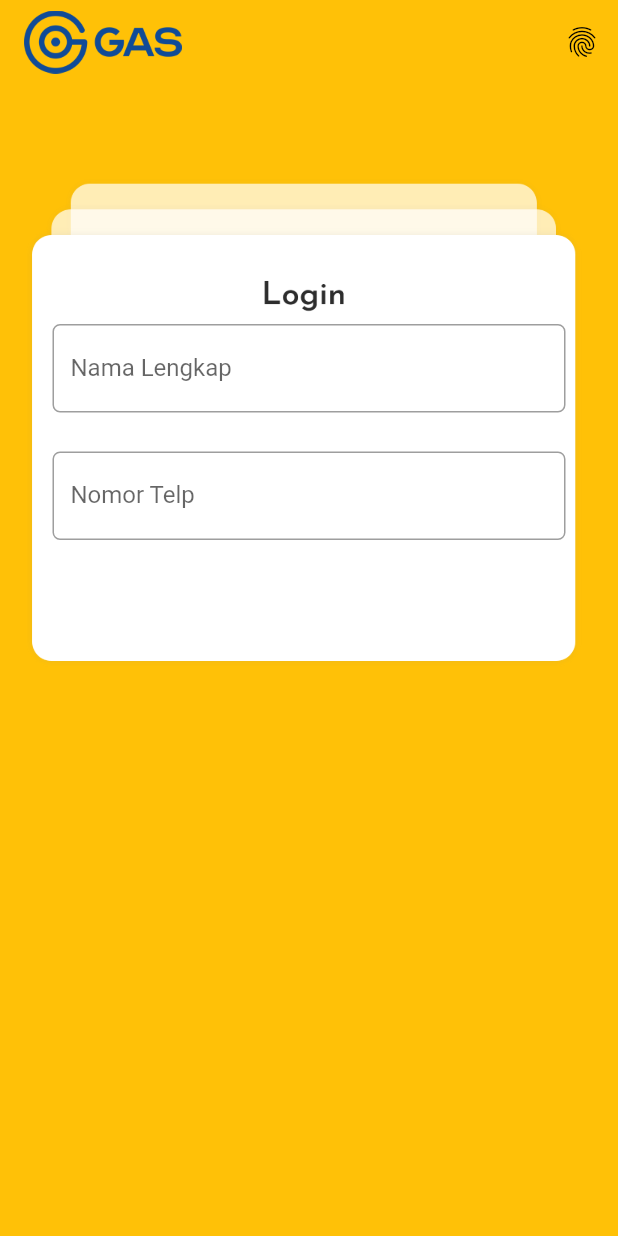
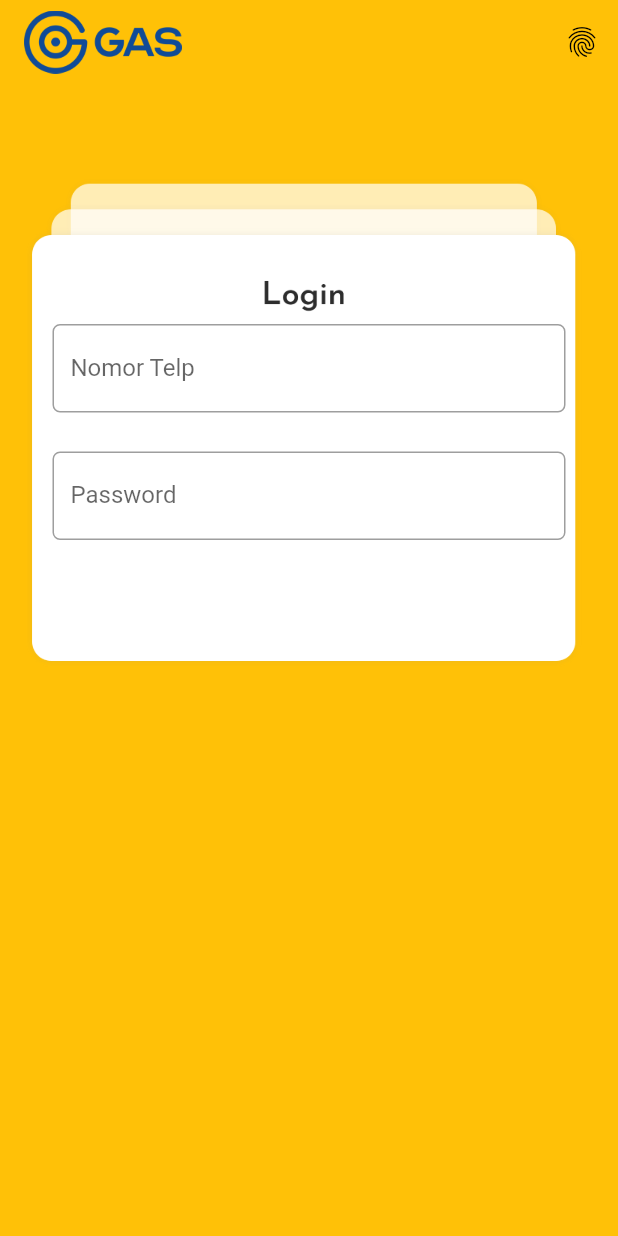
Before and after one commit to 154-5WH/flutter-magang-2, a Flutter app: the screen it shows after launch, on a phone screen of 412 x 824 dp. Run offline on Flutter 3.47's test engine with Material 2 defaults, Android fonts, the phone set to English and light mode, and no system bars; our stand-ins replace progress_state_button.

Commit message:
update textformfield

```diff
--- a/lib/main.dart
+++ b/lib/main.dart
@@ -12,6 +12,22 @@ class MyApp extends StatelessWidget {
   @override
   Widget build(BuildContext context) {
     return MaterialApp(
+        theme: ThemeData(
+            primarySwatch: const MaterialColor(
+          (0xFF104B97),
+          <int, Color>{
+            50: Color(0xFF104B97),
+            100: Color(0xFF104B97),
+            200: Color(0xFF104B97),
+            300: Color(0xFF104B97),
+            400: Color(0xFF104B97),
+            500: Color(0xFF104B97),
+            600: Color(0xFF104B97),
+            700: Color(0xFF104B97),
+            800: Color(0xFF104B97),
+            900: Color(0xFF104B97),
+          },
+        )),
         home: Scaffold(
           backgroundColor: Colors.amber,
           appBar: widgetAppBar(),
--- a/lib/theme.dart
+++ b/lib/theme.dart
@@ -40,7 +40,7 @@ Widget bglogin() {
             padding: const EdgeInsets.only(
               right: 20,
               left: 20,
-              top: 185,
+              top: 100,
             ),
             child: TextFormField(
               keyboardType: TextInputType.phone,
@@ -57,12 +57,13 @@ Widget bglogin() {
             padding: const EdgeInsets.only(
               right: 20,
               left: 20,
-              top: 100,
+              top: 185,
             ),
             child: TextFormField(
+              obscureText: true,
               decoration: InputDecoration(
-                hintText: "masukan nama lengkap anda",
-                labelText: "Nama Lengkap",
+                hintText: "********",
+                labelText: "Password",
                 // icon: const Icon(Icons.people),
                 border: OutlineInputBorder(
                     borderRadius: BorderRadius.circular(5.0)),
```
Lines whose indentation alone changed are shown as unchanged.
